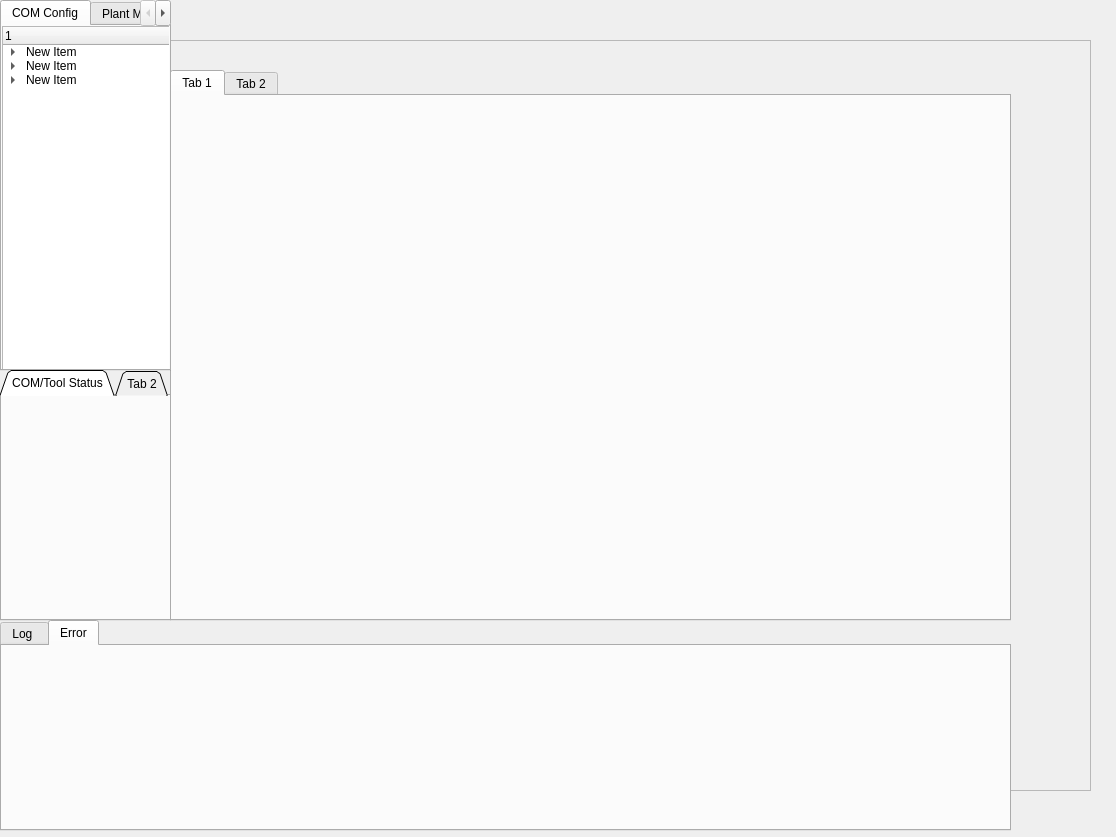
The window that API_GUI.ui (Geekbuzz/qtdesigner) describes before a commit, drawn with Qt 5.
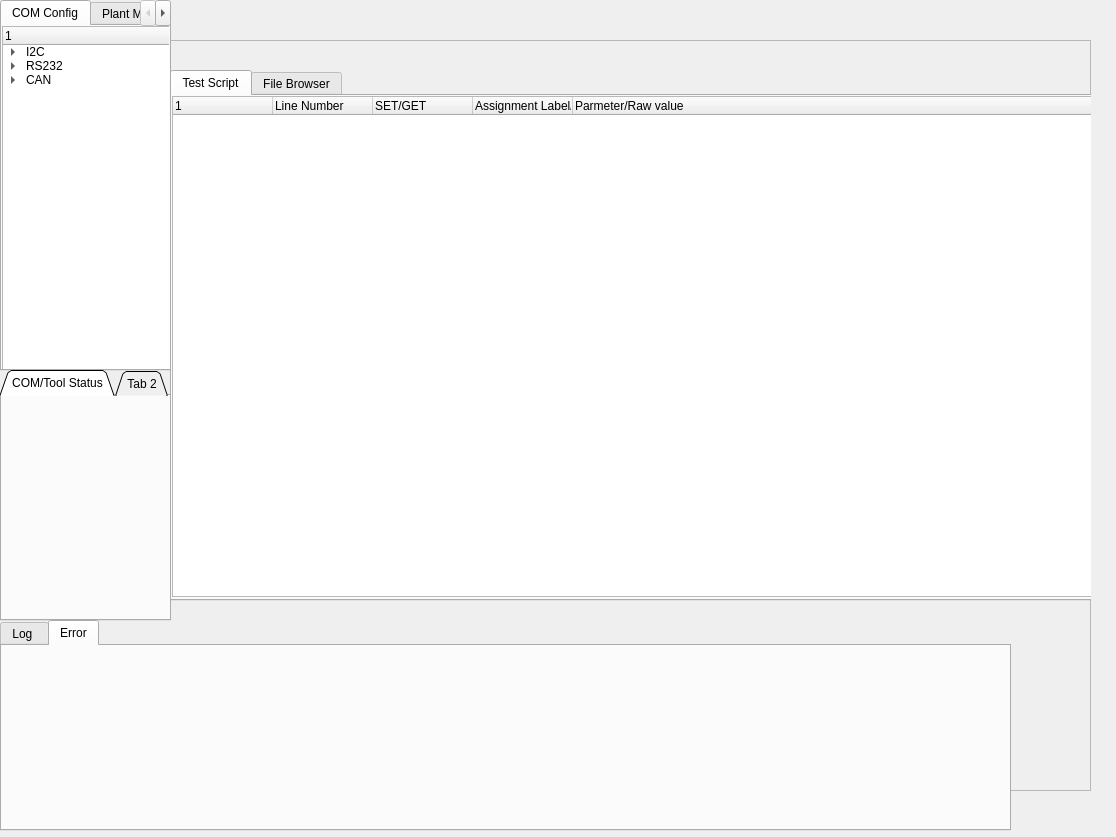
The same window after the commit. The open tabs and pages were chosen to show the change.

```diff
--- a/API_GUI.ui
+++ b/API_GUI.ui
@@ -33,18 +33,53 @@
      <rect>
       <x>90</x>
       <y>30</y>
-      <width>841</width>
-      <height>551</height>
+      <width>931</width>
+      <height>531</height>
      </rect>
     </property>
     <widget class="QWidget" name="tab_4">
      <attribute name="title">
-      <string>Tab 1</string>
+      <string>Test Script</string>
      </attribute>
+     <widget class="QTreeWidget" name="treeWidget_4">
+      <property name="geometry">
+       <rect>
+        <x>0</x>
+        <y>0</y>
+        <width>921</width>
+        <height>501</height>
+       </rect>
+      </property>
+      <column>
+       <property name="text">
+        <string>1</string>
+       </property>
+      </column>
+      <column>
+       <property name="text">
+        <string>Line Number</string>
+       </property>
+      </column>
+      <column>
+       <property name="text">
+        <string>SET/GET</string>
+       </property>
+      </column>
+      <column>
+       <property name="text">
+        <string>Assignment Label/Label to be evaluated</string>
+       </property>
+      </column>
+      <column>
+       <property name="text">
+        <string>Parmeter/Raw value</string>
+       </property>
+      </column>
+     </widget>
     </widget>
     <widget class="QWidget" name="tab_5">
      <attribute name="title">
-      <string>Tab 2</string>
+      <string>File Browser</string>
      </attribute>
     </widget>
    </widget>
@@ -87,7 +122,7 @@
      </column>
      <item>
       <property name="text">
-       <string>New Item</string>
+       <string>I2C</string>
       </property>
       <item>
        <property name="text">
@@ -112,7 +147,7 @@
      </item>
      <item>
       <property name="text">
-       <string>New Item</string>
+       <string>RS232</string>
       </property>
       <item>
        <property name="text">
@@ -132,7 +167,7 @@
      </item>
      <item>
       <property name="text">
-       <string>New Item</string>
+       <string>CAN</string>
       </property>
       <item>
        <property name="text">
```
Left out of the diff: 54 changed lines with no effect on the pictures.
